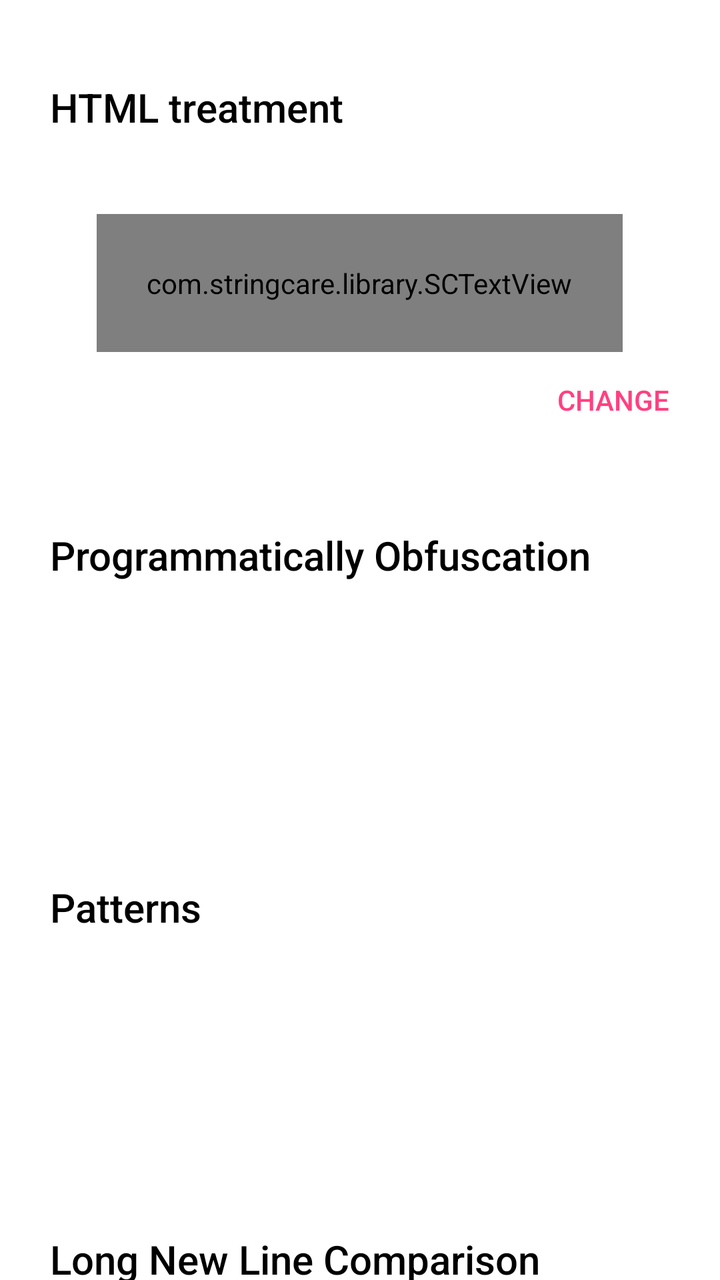
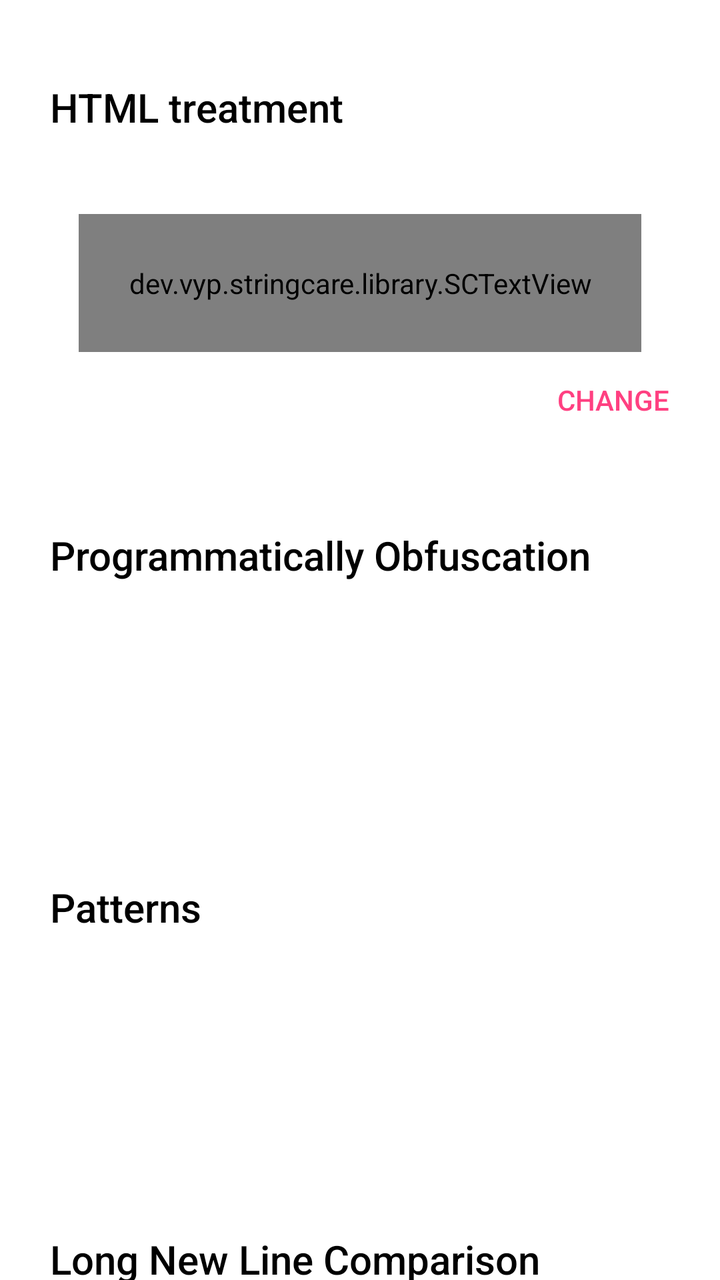

Compare the two renders of this Android layout. The source of the first and the diff that turns it into the second are given below.
<!-- AndroidManifest.xml: application theme AppTheme -->
<!-- res/layout/activity_main.xml -->
<?xml version="1.0" encoding="utf-8"?>

<LinearLayout xmlns:android="http://schemas.android.com/apk/res/android"
    xmlns:app="http://schemas.android.com/apk/res-auto"
    xmlns:tools="http://schemas.android.com/tools"
    android:id="@+id/activity_main"
    android:layout_width="match_parent"
    android:layout_height="match_parent"
    android:background="@android:color/background_light"
    tools:context="com.efraespada.stringobfuscator.MainActivity">

    <ScrollView
        android:layout_width="match_parent"
        android:layout_height="wrap_content">

        <LinearLayout
            android:layout_width="match_parent"
            android:layout_height="wrap_content"
            android:orientation="vertical">

            <TextView
                android:layout_width="wrap_content"
                android:layout_height="wrap_content"
                android:layout_gravity="start"
                android:layout_marginTop="15dp"
                android:paddingLeft="@dimen/activity_horizontal_margin"
                android:paddingRight="@dimen/activity_horizontal_margin"
                style="@style/TextAppearance.AppCompat.Title"
                android:text="@string/html_treatment"
                android:padding="25dp"
                android:textColor="@android:color/black" />

            <com.stringcare.library.SCTextView
                android:id="@+id/auto_tv"
                android:layout_width="wrap_content"
                android:layout_height="wrap_content"
                android:layout_gravity="center_horizontal"
                android:layout_marginTop="15dp"
                android:padding="25dp"
                android:text="@string/hello"
                android:textColor="@android:color/black"
                app:htmlSupport="true"
                app:reveal="true" />

            <Button
                android:id="@+id/btn_change"
                style="@style/Widget.AppCompat.Button.Borderless.Colored"
                android:layout_width="wrap_content"
                android:layout_height="wrap_content"
                android:paddingTop="10dp"
                android:paddingEnd="25dp"
                android:paddingStart="25dp"
                android:layout_gravity="end"
                android:text="Change" />

            <TextView
                android:layout_width="wrap_content"
                android:layout_height="wrap_content"
                android:layout_gravity="start"
                android:layout_marginTop="15dp"
                style="@style/TextAppearance.AppCompat.Title"
                android:text="@string/programmatically_obfuscation"
                android:padding="25dp"
                android:textColor="@android:color/black" />

            <TextView
                android:id="@+id/programmatically_obfuscation"
                android:layout_width="wrap_content"
                android:layout_height="wrap_content"
                android:layout_gravity="center_horizontal"
                android:layout_marginTop="15dp"
                android:padding="25dp"
                android:textColor="@android:color/black" />

            <TextView
                android:layout_width="wrap_content"
                android:layout_height="wrap_content"
                android:layout_gravity="start"
                android:layout_marginTop="15dp"
                style="@style/TextAppearance.AppCompat.Title"
                android:text="@string/patterns"
                android:padding="25dp"
                android:textColor="@android:color/black" />

            <TextView
                android:id="@+id/pattern"
                android:layout_width="wrap_content"
                android:layout_height="wrap_content"
                android:layout_gravity="center_horizontal"
                android:layout_marginTop="15dp"
                android:padding="25dp"
                android:textColor="@android:color/black" />

            <TextView
                android:layout_width="wrap_content"
                android:layout_height="wrap_content"
                android:layout_gravity="start"
                android:layout_marginTop="15dp"
                style="@style/TextAppearance.AppCompat.Title"
                android:text="@string/long_new_line_comparison"
                android:padding="25dp"
                android:textColor="@android:color/black" />

            <TextView
                android:id="@+id/same_value"
                android:layout_width="wrap_content"
                android:layout_height="wrap_content"
                android:layout_gravity="start"
                android:layout_marginTop="15dp"
                android:paddingStart="25dp"
                android:paddingEnd="25dp"
                android:textColor="@android:color/black" />

            <com.stringcare.library.SCTextView
                android:layout_width="wrap_content"
                android:layout_height="wrap_content"
                android:layout_gravity="center_horizontal"
                android:layout_marginTop="15dp"
                android:paddingStart="25dp"
                android:paddingEnd="25dp"
                android:textSize="12sp"
                android:text="@string/hello_world_b"
                android:textColor="@android:color/black"
                app:htmlSupport="false"
                app:reveal="true" />

            <TextView
                android:layout_width="wrap_content"
                android:layout_height="wrap_content"
                android:layout_gravity="center_horizontal"
                android:layout_marginTop="15dp"
                android:text="@string/hello_world_a"
                android:textSize="12sp"
                android:paddingStart="25dp"
                android:paddingEnd="25dp"
                android:textColor="@android:color/darker_gray" />

            <TextView
                android:layout_width="wrap_content"
                android:layout_height="wrap_content"
                android:layout_gravity="start"
                android:layout_marginTop="15dp"
                android:paddingStart="25dp"
                android:paddingEnd="25dp"
                android:text="@string/string_resource_disabling_android_treatment"
                android:textColor="@android:color/black" />

            <com.stringcare.library.SCTextView
                android:layout_width="wrap_content"
                android:layout_height="wrap_content"
                android:layout_gravity="center_horizontal"
                android:paddingStart="25dp"
                android:paddingEnd="25dp"
                android:layout_marginTop="15dp"
                android:textSize="12sp"
                android:text="@string/hello_world_c"
                android:textColor="@android:color/black"
                app:htmlSupport="false"
                app:androidTreatment="false"
                app:reveal="true" />

            <TextView
                android:layout_width="wrap_content"
                android:layout_height="wrap_content"
                android:layout_gravity="start"
                android:layout_marginTop="15dp"
                style="@style/TextAppearance.AppCompat.Title"
                android:text="@string/json_object_asset"
                android:padding="25dp"
                android:textColor="@android:color/black" />

            <TextView
                android:id="@+id/json_object_original"
                android:layout_width="wrap_content"
                android:layout_height="wrap_content"
                android:layout_gravity="center_horizontal"
                android:layout_marginTop="15dp"
                android:paddingStart="25dp"
                android:paddingEnd="25dp"
                android:textSize="12sp"
                android:textColor="@android:color/darker_gray" />

            <TextView
                android:id="@+id/json_object"
                android:layout_width="wrap_content"
                android:layout_height="wrap_content"
                android:layout_gravity="center_horizontal"
                android:layout_marginTop="15dp"
                android:paddingStart="25dp"
                android:paddingEnd="25dp"
                android:textColor="@android:color/black" />

            <TextView
                android:layout_width="wrap_content"
                android:layout_height="wrap_content"
                android:layout_gravity="start"
                android:layout_marginTop="15dp"
                style="@style/TextAppearance.AppCompat.Title"
                android:text="@string/json_array_asset"
                android:padding="25dp"
                android:textColor="@android:color/black" />

            <TextView
                android:id="@+id/json_array_original"
                android:layout_width="wrap_content"
                android:layout_height="wrap_content"
                android:layout_gravity="center_horizontal"
                android:layout_marginTop="15dp"
                android:paddingStart="25dp"
                android:paddingEnd="25dp"
                android:paddingBottom="25dp"
                android:textSize="12sp"
                android:textColor="@android:color/darker_gray" />

            <TextView
                android:id="@+id/json_array"
                android:layout_width="wrap_content"
                android:layout_height="wrap_content"
                android:layout_gravity="center_horizontal"
                android:layout_marginTop="15dp"
                android:paddingStart="25dp"
                android:paddingEnd="25dp"
                android:paddingBottom="25dp"
                android:textColor="@android:color/black" />

        </LinearLayout>

    </ScrollView>

</LinearLayout>
<!-- resources referenced by this layout -->
<resources>
  <dimen name="activity_horizontal_margin">16dp</dimen>
  <string name="hello" hidden="true" androidTreatment="false" containsHtml="true">
          <i>Hello <strong>there</strong></i><br />
          General <strong>Kenobi</strong>.
      </string>
  <string name="hello_world_a">Hello
          World
      </string>
  <string name="hello_world_b" hidden="true">Hello
          World
      </string>
  <string name="hello_world_c" hidden="true" androidTreatment="false">Hello
  World
      </string>
  <string name="html_treatment">HTML treatment</string>
  <string name="json_array_asset">JSON Array Raw Asset</string>
  <string name="json_object_asset">JSON Asset</string>
  <string name="long_new_line_comparison">Long New Line Comparison</string>
  <string name="patterns">Patterns</string>
  <string name="programmatically_obfuscation">Programmatically Obfuscation</string>
  <string name="string_resource_disabling_android_treatment">String resource disabling Android treatment:</string>
  <style name="AppTheme" parent="Theme.AppCompat">
          
          <item name="colorPrimary">@color/colorPrimary</item>
          <item name="colorPrimaryDark">@color/colorPrimaryDark</item>
          <item name="colorAccent">@color/colorAccent</item>
      </style>
  <color name="colorPrimary">#3F51B5</color>
  <color name="colorPrimaryDark">#303F9F</color>
  <color name="colorAccent">#FF4081</color>
</resources>

<!-- the commit's change to res/layout/activity_main.xml (unified diff, before → after) -->
@@ -30,7 +30,7 @@
                 android:padding="25dp"
                 android:textColor="@android:color/black" />
 
-            <com.stringcare.library.SCTextView
+            <dev.vyp.stringcare.library.SCTextView
                 android:id="@+id/auto_tv"
                 android:layout_width="wrap_content"
                 android:layout_height="wrap_content"
@@ -111,7 +111,7 @@
                 android:paddingEnd="25dp"
                 android:textColor="@android:color/black" />
 
-            <com.stringcare.library.SCTextView
+            <dev.vyp.stringcare.library.SCTextView
                 android:layout_width="wrap_content"
                 android:layout_height="wrap_content"
                 android:layout_gravity="center_horizontal"
@@ -145,7 +145,7 @@
                 android:text="@string/string_resource_disabling_android_treatment"
                 android:textColor="@android:color/black" />
 
-            <com.stringcare.library.SCTextView
+            <dev.vyp.stringcare.library.SCTextView
                 android:layout_width="wrap_content"
                 android:layout_height="wrap_content"
                 android:layout_gravity="center_horizontal"
